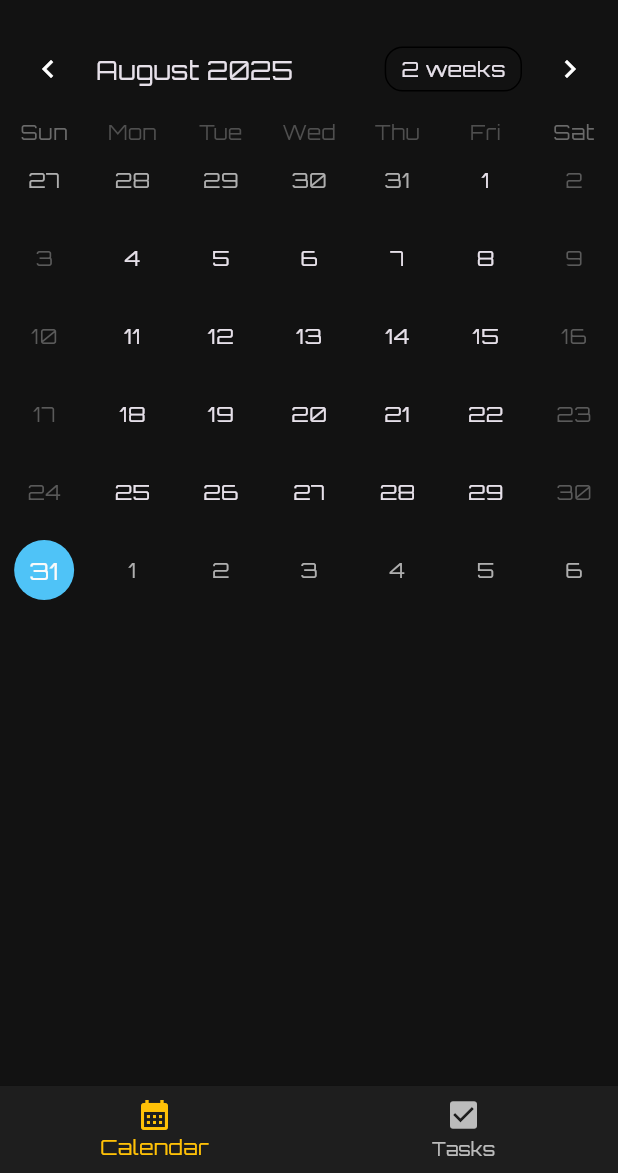
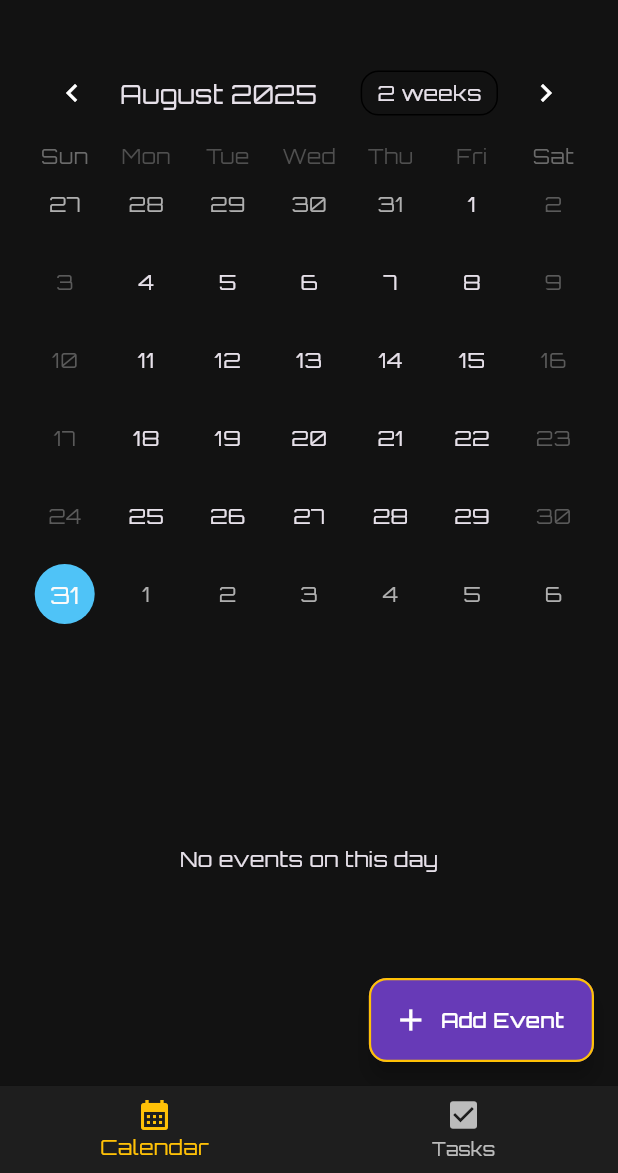
Before and after one commit to aman-sanin/rune-app, a Flutter app: the screen it shows after launch, on a phone screen of 412 x 824 dp, the part 63-1236 px from its top. Run offline on Flutter 3.47's test engine with Material 3 defaults, Android fonts, the phone set to English and light mode, and no system bars; drawn by our look-alikes of table_calendar; our stand-ins replace google_fonts.

Commit message:
event logic 101

```diff
--- a/lib/main.dart
+++ b/lib/main.dart
@@ -1,7 +1,6 @@
 import 'package:flutter/material.dart';
 import 'package:google_fonts/google_fonts.dart';
-import 'package:table_calendar/table_calendar.dart';
-import 'pages/events.dart';
+import 'pages/calendar.dart';
 
 void main() {
   runApp(const RuneApp());
@@ -14,52 +13,13 @@ class RuneApp extends StatefulWidget {
   State<RuneApp> createState() => _RuneAppState();
 }
 
-class CalendarScreen extends StatefulWidget {
-  const CalendarScreen({super.key});
-
-  @override
-  State<CalendarScreen> createState() => _CalendarScreenState();
-}
-
-class _CalendarScreenState extends State<CalendarScreen> {
-  DateTime _focusedDay = DateTime.now();
-  DateTime? _selectedDay;
-
-  @override
-  Widget build(BuildContext context) {
-    return TableCalendar(
-      focusedDay: _focusedDay,
-      firstDay: DateTime.utc(2020, 1, 1),
-      lastDay: DateTime.utc(2030, 12, 31),
-      selectedDayPredicate: (day) => isSameDay(_selectedDay, day),
-      onDaySelected: (selectedDay, focusedDay) {
-        setState(() {
-          _selectedDay = selectedDay;
-          _focusedDay = focusedDay; // update the focused day
-        });
-      },
-      calendarStyle: const CalendarStyle(
-        todayDecoration: BoxDecoration(
-          color: Color(0xFF4FC3F7),
-          shape: BoxShape.circle,
-        ),
-        selectedDecoration: BoxDecoration(
-          color: Colors.orange,
-          shape: BoxShape.circle,
-        ),
-      ),
-    );
-  }
-}
-
 class _RuneAppState extends State<RuneApp> {
   int _currentIndex = 0; // Track the current index of active tab
   bool isDark = true;
 
   final _screens = const [
-    CalendarScreen(),
-    EventsPage(),
-    Center(child: Text('Tasks')),
+    CalendarScreen(), // now contains both calendar & events list
+    Center(child: Text('Tasks')), // your Tasks tab
   ];
 
   @override
--- /dev/null
+++ b/lib/pages/calendar.dart
@@ -0,0 +1,269 @@
+import 'package:flutter/material.dart';
+import 'package:table_calendar/table_calendar.dart';
+
+class CalendarScreen extends StatefulWidget {
+  const CalendarScreen({super.key});
+
+  @override
+  State<CalendarScreen> createState() => _CalendarScreenState();
+}
+
+class _CalendarScreenState extends State<CalendarScreen> {
+  DateTime _focusedDay = DateTime.now();
+  DateTime? _selectedDay;
+
+  void _showAddEventDialog(BuildContext context) {
+    final _titleController = TextEditingController();
+    final _descController = TextEditingController();
+    DateTime selectedDate = _focusedDay;
+
+    showModalBottomSheet(
+      context: context,
+      isScrollControlled: true,
+      backgroundColor: Theme.of(context).scaffoldBackgroundColor,
+      shape: const RoundedRectangleBorder(
+        borderRadius: BorderRadius.vertical(top: Radius.circular(12)),
+      ),
+      builder: (context) {
+        return Padding(
+          padding: EdgeInsets.only(
+            left: 16,
+            right: 16,
+            top: 16,
+            bottom: MediaQuery.of(context).viewInsets.bottom + 16,
+          ),
+          child: Column(
+            mainAxisSize: MainAxisSize.min,
+            children: [
+              TextField(
+                controller: _titleController,
+                decoration: const InputDecoration(labelText: 'Event Title'),
+              ),
+              const SizedBox(height: 8),
+              TextField(
+                controller: _descController,
+                decoration: const InputDecoration(
+                  labelText: 'Event Description',
+                ),
+              ),
+              const SizedBox(height: 8),
+              Row(
+                children: [
+                  const Text("Date: "),
+                  TextButton(
+                    onPressed: () async {
+                      final picked = await showDatePicker(
+                        context: context,
+                        initialDate: selectedDate,
+                        firstDate: DateTime(2020),
+                        lastDate: DateTime(2030),
+                      );
+                      if (picked != null) {
+                        setState(() {
+                          selectedDate = picked;
+                        });
+                      }
+                    },
+                    child: Text(
+                      "${selectedDate.day}/${selectedDate.month}/${selectedDate.year}",
+                    ),
+                  ),
+                ],
+              ),
+              const SizedBox(height: 16),
+              ElevatedButton(
+                onPressed: () {
+                  if (_titleController.text.isNotEmpty) {
+                    setState(() {
+                      _events.add({
+                        "title": _titleController.text,
+                        "date": selectedDate,
+                        "description": _descController.text,
+                      });
+                    });
+                    Navigator.pop(context);
+                  }
+                },
+                child: const Text("Add Event"),
+              ),
+            ],
+          ),
+        );
+      },
+    );
+  }
+
+  final List<Map<String, dynamic>> _events = [
+    {
+      "title": "Hackathon Night",
+      "date": DateTime(2025, 9, 15),
+      "description": "Main Lab",
+    },
+    {
+      "title": "Cyber Talk",
+      "date": DateTime(2025, 9, 20),
+      "description": "Auditorium",
+    },
+    {
+      "title": "Game Dev Meetup",
+      "date": DateTime(2025, 9, 25),
+      "description": "Room 404",
+    },
+  ];
+
+  // Map dates to events for markers
+  Map<DateTime, List<Map<String, dynamic>>> get _eventsMap {
+    Map<DateTime, List<Map<String, dynamic>>> map = {};
+    for (var event in _events) {
+      final date = DateTime(
+        event["date"].year,
+        event["date"].month,
+        event["date"].day,
+      );
+      if (map[date] == null) {
+        map[date] = [event];
+      } else {
+        map[date]!.add(event);
+      }
+    }
+    return map;
+  }
+
+  // Events for selected day
+  List<Map<String, dynamic>> get _selectedEvents {
+    if (_selectedDay == null) return [];
+    final key = DateTime(
+      _selectedDay!.year,
+      _selectedDay!.month,
+      _selectedDay!.day,
+    );
+    return _eventsMap[key] ?? [];
+  }
+
+  @override
+  Widget build(BuildContext context) {
+    return Scaffold(
+      // Calendar + events list
+      body: Padding(
+        padding: const EdgeInsets.all(16.0),
+        child: Column(
+          children: [
+            TableCalendar(
+              focusedDay: _focusedDay,
+              firstDay: DateTime.utc(2020, 1, 1),
+              lastDay: DateTime.utc(2030, 12, 31),
+              selectedDayPredicate: (day) => isSameDay(_selectedDay, day),
+              onDaySelected: (selectedDay, focusedDay) {
+                setState(() {
+                  _selectedDay = selectedDay;
+                  _focusedDay = focusedDay;
+                });
+              },
+              calendarStyle: const CalendarStyle(
+                todayDecoration: BoxDecoration(
+                  color: Color(0xFF4FC3F7),
+                  shape: BoxShape.circle,
+                ),
+                selectedDecoration: BoxDecoration(
+                  color: Colors.orange,
+                  shape: BoxShape.circle,
+                ),
+              ),
+              calendarBuilders: CalendarBuilders(
+                markerBuilder: (context, day, events) {
+                  final key = DateTime(day.year, day.month, day.day);
+                  if (_eventsMap.containsKey(key)) {
+                    return Positioned(
+                      bottom: 4,
+                      child: Container(
+                        width: 6,
+                        height: 6,
+                        decoration: BoxDecoration(
+                          shape: BoxShape.circle,
+                          color: Colors.grey[300],
+                        ),
+                      ),
+                    );
+                  }
+                  return null;
+                },
+              ),
+            ),
+            const SizedBox(height: 16),
+            Expanded(
+              child: _selectedEvents.isEmpty
+                  ? const Center(child: Text("No events on this day"))
+                  : ListView.builder(
+                      itemCount: _selectedEvents.length,
+                      itemBuilder: (context, index) {
+                        final event = _selectedEvents[index];
+                        return EventTile(
+                          title: event["title"],
+                          date:
+                              "${event['date'].day}/${event['date'].month}/${event['date'].year}",
+                          description: event["description"],
+                        );
+                      },
+                    ),
+            ),
+          ],
+        ),
+      ),
+
+      // Add Event button
+      floatingActionButton: FloatingActionButton.extended(
+        onPressed: () {
+          _showAddEventDialog(context);
+        },
+        icon: const Icon(Icons.add),
+        label: const Text('Add Event'),
+        backgroundColor: Colors.deepPurple,
+        foregroundColor: Colors.white,
+        shape: RoundedRectangleBorder(
+          side: BorderSide(color: Colors.amber, width: 1.5),
+          borderRadius: BorderRadius.circular(12),
+        ),
+      ),
+    );
+  }
+}
+
+// EventTile remains the same
+class EventTile extends StatelessWidget {
+  final String title;
+  final String date;
+  final String description;
+
+  const EventTile({
+    super.key,
+    required this.title,
+    required this.date,
+    required this.description,
+  });
+
+  @override
+  Widget build(BuildContext context) {
+    return Card(
+      color: Theme.of(context).cardTheme.color,
+      shape: RoundedRectangleBorder(
+        borderRadius: BorderRadius.circular(6),
+        side: BorderSide(
+          color: Theme.of(context).dividerTheme.color ?? Colors.grey,
+          width: 1.2,
+        ),
+      ),
+      margin: const EdgeInsets.only(bottom: 16),
+      child: ListTile(
+        title: Text(title, style: const TextStyle(fontSize: 18)),
+        subtitle: Text('$date - $description'),
+        trailing: Icon(
+          Icons.arrow_forward_ios,
+          color: Theme.of(context).colorScheme.primary,
+        ),
+        onTap: () {
+          // Navigate to event details page
+        },
+      ),
+    );
+  }
+}
--- a/pubspec.yaml
+++ b/pubspec.yaml
@@ -37,6 +37,9 @@ dependencies:
   table_calendar: ^3.2.0
   google_fonts: ^6.3.1
   intl: ^0.20.2
+  hive: ^2.2.3
+  hive_flutter: ^1.1.0
+  path_provider: ^2.1.5
 
 dev_dependencies:
   flutter_test:
```
Also changed, not shown: lib/pages/events.dart (deleted, +0 -76 lines), pubspec.lock.
